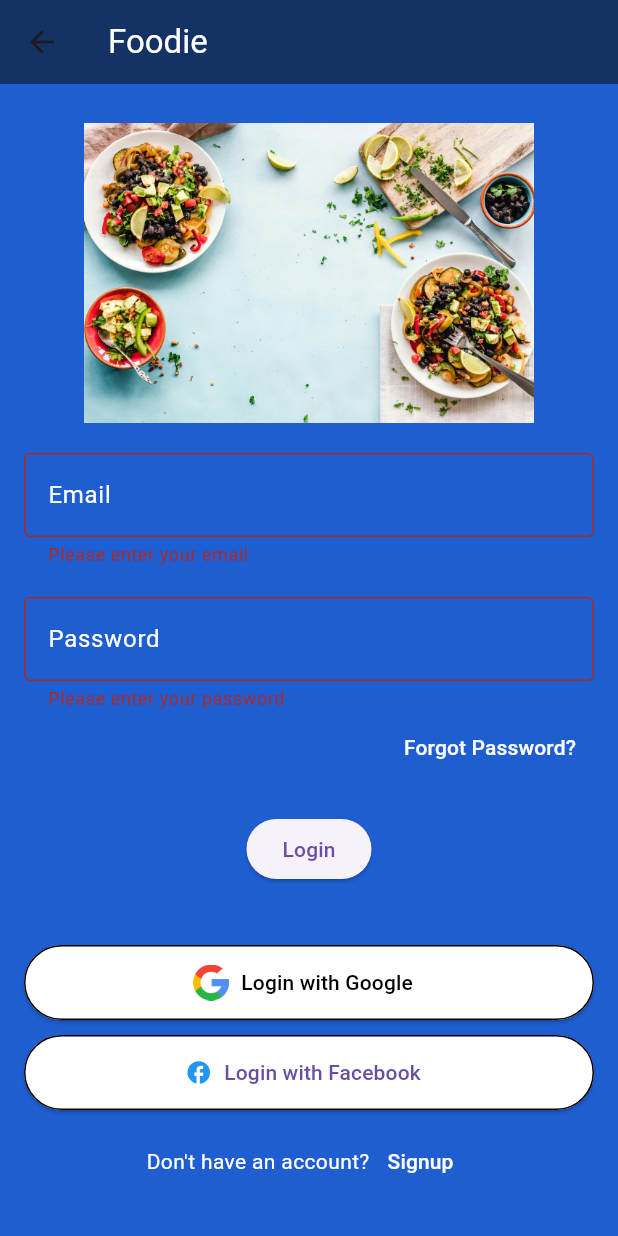
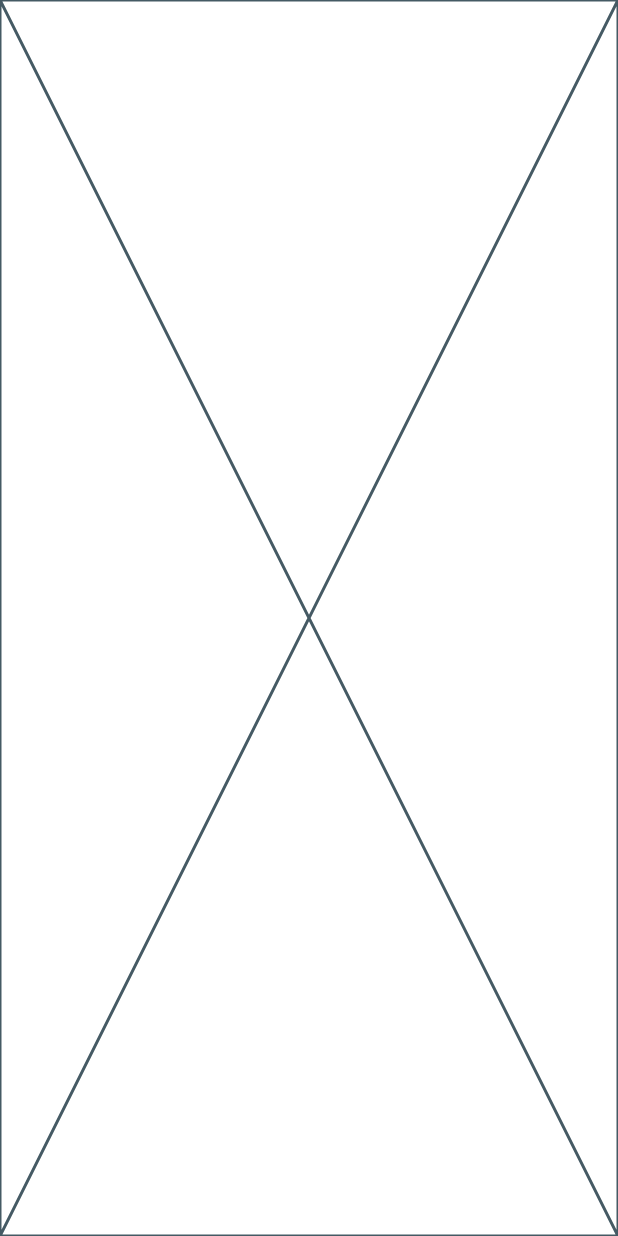
Before and after one commit to ST60002CEM/batch32b-Sonu0103, a Flutter app: the screen it shows after launch, after a tap on "Login", on a phone screen of 412 x 824 dp. Run offline on Flutter 3.47's test engine with Material 3 defaults, Android fonts, the phone set to English and light mode, and no system bars; our stand-ins replace google_sign_in, sign_in_with_apple; missing offline and left inert: flutter_facebook_auth.

Commit message:
create a dashboard and connect to login button

```diff
--- /dev/null
+++ b/foodie/lib/screen/dashboard_screen.dart
@@ -0,0 +1,15 @@
+import 'package:flutter/cupertino.dart';
+
+class DashboardScreen extends StatefulWidget {
+  const DashboardScreen({super.key});
+
+  @override
+  State<DashboardScreen> createState() => _DashboardScreenState();
+}
+
+class _DashboardScreenState extends State<DashboardScreen> {
+  @override
+  Widget build(BuildContext context) {
+    return const Placeholder();
+  }
+}
--- a/foodie/lib/screen/login.dart
+++ b/foodie/lib/screen/login.dart
@@ -1,4 +1,5 @@
 import 'package:flutter/material.dart';
+import 'package:foodie/screen/dashboard_screen.dart';
 import 'package:foodie/screen/signup_screen.dart';
 import 'package:google_sign_in/google_sign_in.dart';
 import 'package:sign_in_with_apple/sign_in_with_apple.dart';
@@ -66,7 +67,7 @@ class _LoginScreenState extends State<LoginScreen> {
               children: <Widget>[
                 Image.asset(
                   'assets/images/new.jpg',
-                  height: 200.0, // Adjust the height as needed
+                  height: 250, // Adjust the height as needed
                 ),
                 const SizedBox(height: 20),
                 TextFormField(
@@ -118,6 +119,10 @@ class _LoginScreenState extends State<LoginScreen> {
                 const SizedBox(height: 20),
                 ElevatedButton(
                   onPressed: () {
+                    Navigator.push(
+                      context,
+                      MaterialPageRoute(builder: (context) => DashboardScreen()),
+                      );
                     if (_formKey.currentState!.validate()) {
                       // Perform login action
                       ScaffoldMessenger.of(context).showSnackBar(
```
